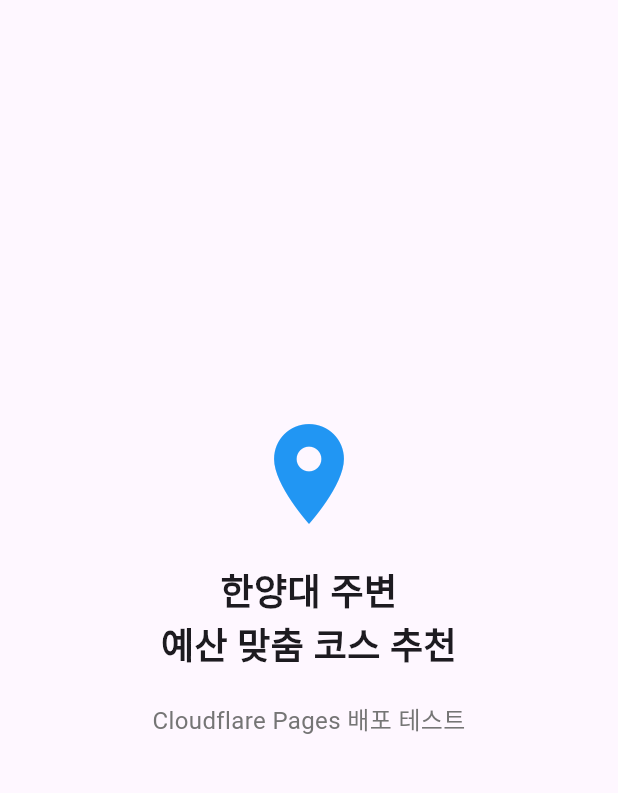
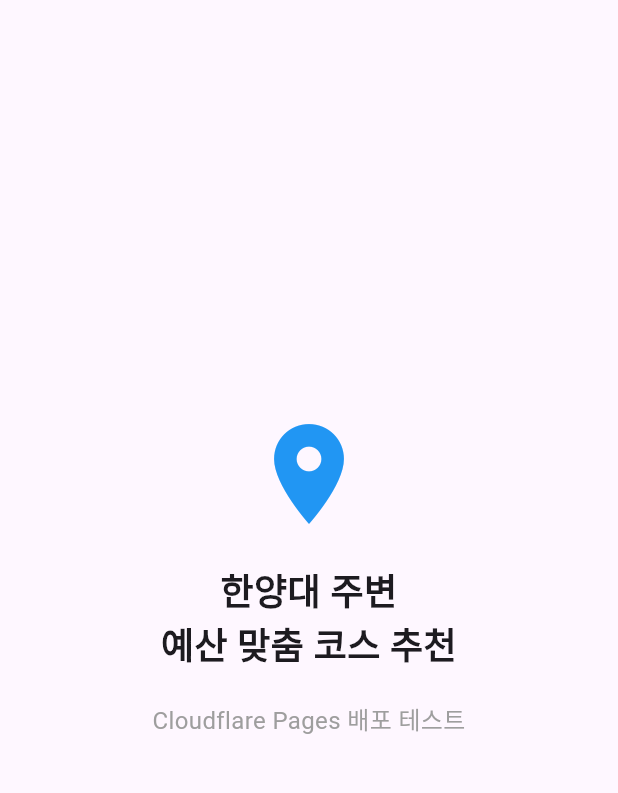
Before and after one commit to HalJjaGi/hyu-yangji, a Flutter app: the screen it shows after launch, on a phone screen of 412 x 824 dp, the part 84-877 px from its top. Run offline on Flutter 3.47's test engine with Material 3 defaults, Android fonts, the phone set to English and light mode, and no system bars.

Commit message:
Fix Flutter compilation error in main.dart
- Removed Colors.grey[600] constant expression error
- Changed to Colors.grey for web compilation
- Now app can build successfully for web

```diff
--- a/lib/main.dart
+++ b/lib/main.dart
@@ -53,7 +53,7 @@ class HomePage extends StatelessWidget {
               'Cloudflare Pages 배포 테스트',
               style: TextStyle(
                 fontSize: 16,
-                color: Colors.grey[600],
+                color: Colors.grey, // [600] 제거
               ),
             ),
           ],
```
